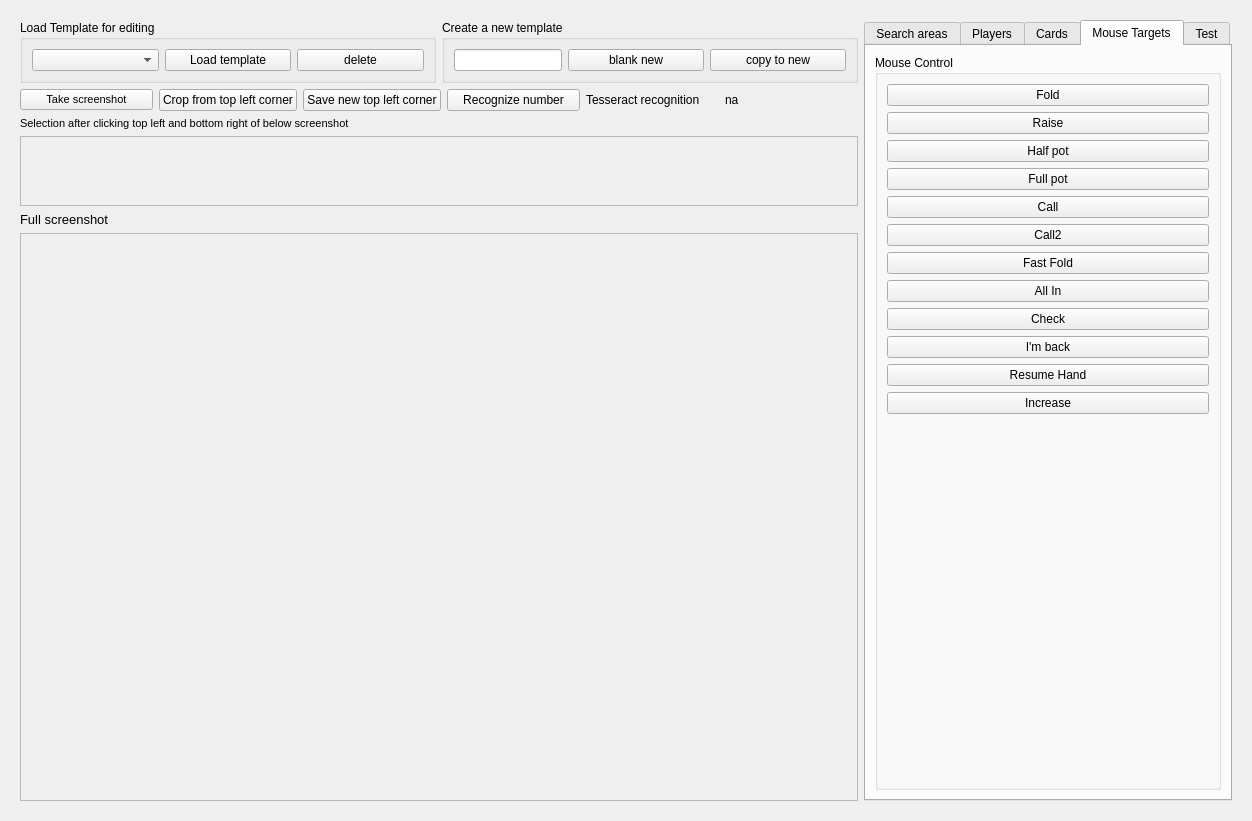
This is poker/gui/ui/table_setup_form.ui in dickreuter/Poker as Qt 5 draws it before an edit. The edited form follows.
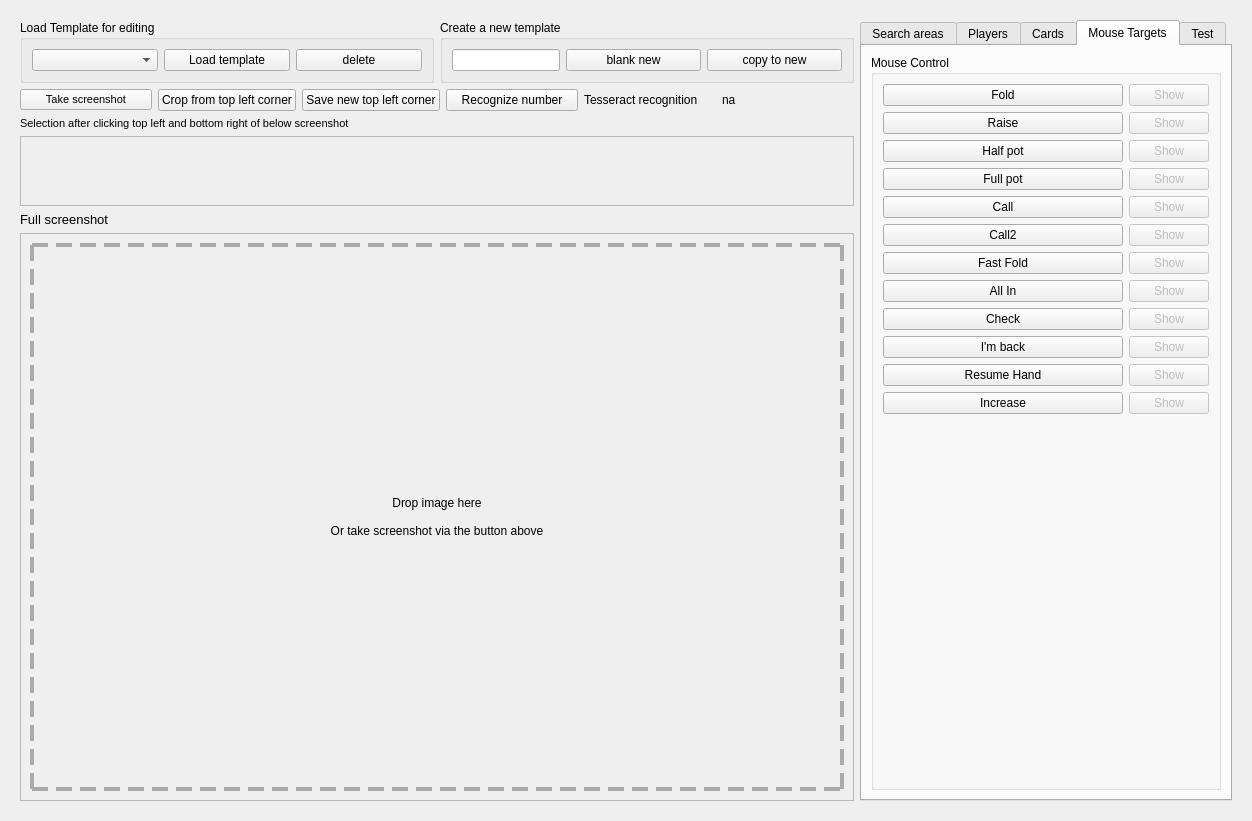
This is the edited form. The open tabs and pages were chosen to show the change.

Commit message:
Table setup enhancements (#147)
* dragndrop screenshots from host machine

* show image areas by coordinates

* show previews for the rest labels

* refactor decisionmaker.py

* fix lint

* fix small bug

```diff
--- a/poker/gui/ui/table_setup_form.ui
+++ b/poker/gui/ui/table_setup_form.ui
@@ -2391,27 +2391,7 @@
               <property name="title">
                <string>Mouse Control</string>
               </property>
-              <layout class="QGridLayout" name="gridLayout_2">
-               <item row="9" column="0">
-                <widget class="QPushButton" name="mouse_imback">
-                 <property name="toolTip">
-                  <string>Location of I'm back button</string>
-                 </property>
-                 <property name="text">
-                  <string>I'm back</string>
-                 </property>
-                </widget>
-               </item>
-               <item row="5" column="0">
-                <widget class="QPushButton" name="mouse_call2">
-                 <property name="toolTip">
-                  <string>Location of call button if no raise can be made (usally the same as normal call button, except for Pokerstars it is at the place of the raise button)</string>
-                 </property>
-                 <property name="text">
-                  <string>Call2</string>
-                 </property>
-                </widget>
-               </item>
+              <layout class="QGridLayout" name="gridLayout_2" columnminimumwidth="240,0">
                <item row="0" column="0">
                 <widget class="QPushButton" name="mouse_fold">
                  <property name="toolTip">
@@ -2422,6 +2402,33 @@
                  </property>
                 </widget>
                </item>
+               <item row="0" column="1">
+                <widget class="QPushButton" name="mouse_fold_show">
+                 <property name="enabled">
+                  <bool>false</bool>
+                 </property>
+                 <property name="text">
+                  <string>Show</string>
+                 </property>
+                </widget>
+               </item>
+               <item row="1" column="0">
+                <widget class="QPushButton" name="mouse_raise">
+                 <property name="text">
+                  <string>Raise</string>
+                 </property>
+                </widget>
+               </item>
+               <item row="1" column="1">
+                <widget class="QPushButton" name="mouse_raise_show">
+                 <property name="enabled">
+                  <bool>false</bool>
+                 </property>
+                 <property name="text">
+                  <string>Show</string>
+                 </property>
+                </widget>
+               </item>
                <item row="2" column="0">
                 <widget class="QPushButton" name="mouse_half_pot">
                  <property name="text">
@@ -2429,10 +2436,30 @@
                  </property>
                 </widget>
                </item>
-               <item row="11" column="0">
-                <widget class="QPushButton" name="mouse_increase">
+               <item row="2" column="1">
+                <widget class="QPushButton" name="mouse_half_pot_show">
+                 <property name="enabled">
+                  <bool>false</bool>
+                 </property>
                  <property name="text">
-                  <string>Increase</string>
+                  <string>Show</string>
+                 </property>
+                </widget>
+               </item>
+               <item row="3" column="0">
+                <widget class="QPushButton" name="mouse_full_pot">
+                 <property name="text">
+                  <string>Full pot</string>
+                 </property>
+                </widget>
+               </item>
+               <item row="3" column="1">
+                <widget class="QPushButton" name="mouse_full_pot_show">
+                 <property name="enabled">
+                  <bool>false</bool>
+                 </property>
+                 <property name="text">
+                  <string>Show</string>
                  </property>
                 </widget>
                </item>
@@ -2443,13 +2470,50 @@
                  </property>
                 </widget>
                </item>
-               <item row="8" column="0">
-                <widget class="QPushButton" name="mouse_check">
+               <item row="4" column="1">
+                <widget class="QPushButton" name="mouse_call_show">
+                 <property name="enabled">
+                  <bool>false</bool>
+                 </property>
+                 <property name="text">
+                  <string>Show</string>
+                 </property>
+                </widget>
+               </item>
+               <item row="5" column="0">
+                <widget class="QPushButton" name="mouse_call2">
                  <property name="toolTip">
                   <string>Location of I'm back button</string>
                  </property>
                  <property name="text">
-                  <string>Check</string>
+                  <string>Call2</string>
+                 </property>
+                </widget>
+               </item>
+               <item row="5" column="1">
+                <widget class="QPushButton" name="mouse_call2_show">
+                 <property name="enabled">
+                  <bool>false</bool>
+                 </property>
+                 <property name="text">
+                  <string>Show</string>
+                 </property>
+                </widget>
+               </item>
+               <item row="6" column="0">
+                <widget class="QPushButton" name="mouse_fast_fold">
+                 <property name="text">
+                  <string>Fast Fold</string>
+                 </property>
+                </widget>
+               </item>
+               <item row="6" column="1">
+                <widget class="QPushButton" name="mouse_fast_fold_show">
+                 <property name="enabled">
+                  <bool>false</bool>
+                 </property>
+                 <property name="text">
+                  <string>Show</string>
                  </property>
                 </widget>
                </item>
@@ -2460,6 +2524,90 @@
                  </property>
                 </widget>
                </item>
+               <item row="7" column="1">
+                <widget class="QPushButton" name="mouse_all_in_show">
+                 <property name="enabled">
+                  <bool>false</bool>
+                 </property>
+                 <property name="text">
+                  <string>Show</string>
+                 </property>
+                </widget>
+               </item>
+               <item row="8" column="0">
+                <widget class="QPushButton" name="mouse_check">
+                 <property name="toolTip">
+                  <string>Location of I'm back button</string>
+                 </property>
+                 <property name="text">
+                  <string>Check</string>
+                 </property>
+                </widget>
+               </item>
+               <item row="8" column="1">
+                <widget class="QPushButton" name="mouse_check_show">
+                 <property name="enabled">
+                  <bool>false</bool>
+                 </property>
+                 <property name="text">
+                  <string>Show</string>
+                 </property>
+                </widget>
+               </item>
+               <item row="9" column="0">
+                <widget class="QPushButton" name="mouse_imback">
+                 <property name="toolTip">
+                  <string>Location of I'm back button</string>
+                 </property>
+                 <property name="text">
+                  <string>I'm back</string>
+                 </property>
+                </widget>
+               </item>
+               <item row="9" column="1">
+                <widget class="QPushButton" name="mouse_imback_show">
+                 <property name="enabled">
+                  <bool>false</bool>
+                 </property>
+                 <property name="text">
+                  <string>Show</string>
+                 </property>
+                </widget>
+               </item>
+               <item row="10" column="0">
+                <widget class="QPushButton" name="mouse_resume_hand">
+                 <property name="text">
+                  <string>Resume Hand</string>
+                 </property>
+                </widget>
+               </item>
+               <item row="10" column="1">
+                <widget class="QPushButton" name="mouse_resume_hand_show">
+                 <property name="enabled">
+                  <bool>false</bool>
+                 </property>
+                 <property name="text">
+                  <string>Show</string>
+                 </property>
+                </widget>
+               </item>
+               <item row="11" column="0">
+                <widget class="QPushButton" name="mouse_increase">
+                 <property name="text">
+                  <string>Increase</string>
+                 </property>
+                </widget>
+               </item>
+               <item row="11" column="1">
+                <widget class="QPushButton" name="mouse_increase_show">
+                 <property name="enabled">
+                  <bool>false</bool>
+                 </property>
+                 <property name="text">
+                  <string>Show</string>
+                 </property>
+                </widget>
+               </item>
                <item row="12" column="0">
                 <spacer name="verticalSpacer_4">
                  <property name="orientation">
@@ -2473,34 +2621,6 @@
                  </property>
                 </spacer>
                </item>
-               <item row="1" column="0">
-                <widget class="QPushButton" name="mouse_raise">
-                 <property name="text">
-                  <string>Raise</string>
-                 </property>
-                </widget>
-               </item>
-               <item row="3" column="0">
-                <widget class="QPushButton" name="mouse_full_pot">
-                 <property name="text">
-                  <string>Full pot</string>
-                 </property>
-                </widget>
-               </item>
-               <item row="6" column="0">
-                <widget class="QPushButton" name="mouse_fast_fold">
-                 <property name="text">
-                  <string>Fast Fold</string>
-                 </property>
-                </widget>
-               </item>
-               <item row="10" column="0">
-                <widget class="QPushButton" name="mouse_resume_hand">
-                 <property name="text">
-                  <string>Resume Hand</string>
-                 </property>
-                </widget>
-               </item>
               </layout>
              </widget>
             </item>
@@ -2799,8 +2919,16 @@
                   <verstretch>0</verstretch>
                  </sizepolicy>
                 </property>
+                <property name="styleSheet">
+                 <string notr="true">border: 4px dashed #aaa</string>
+                </property>
                 <property name="text">
-                 <string/>
+                 <string>Drop image here
+
+Or take screenshot via the button above</string>
+                </property>
+                <property name="alignment">
+                 <set>Qt::AlignCenter</set>
                 </property>
                </widget>
               </item>
```
Left out of the diff: 157 changed lines with no effect on the pictures. The commit also changes 8 other files.
